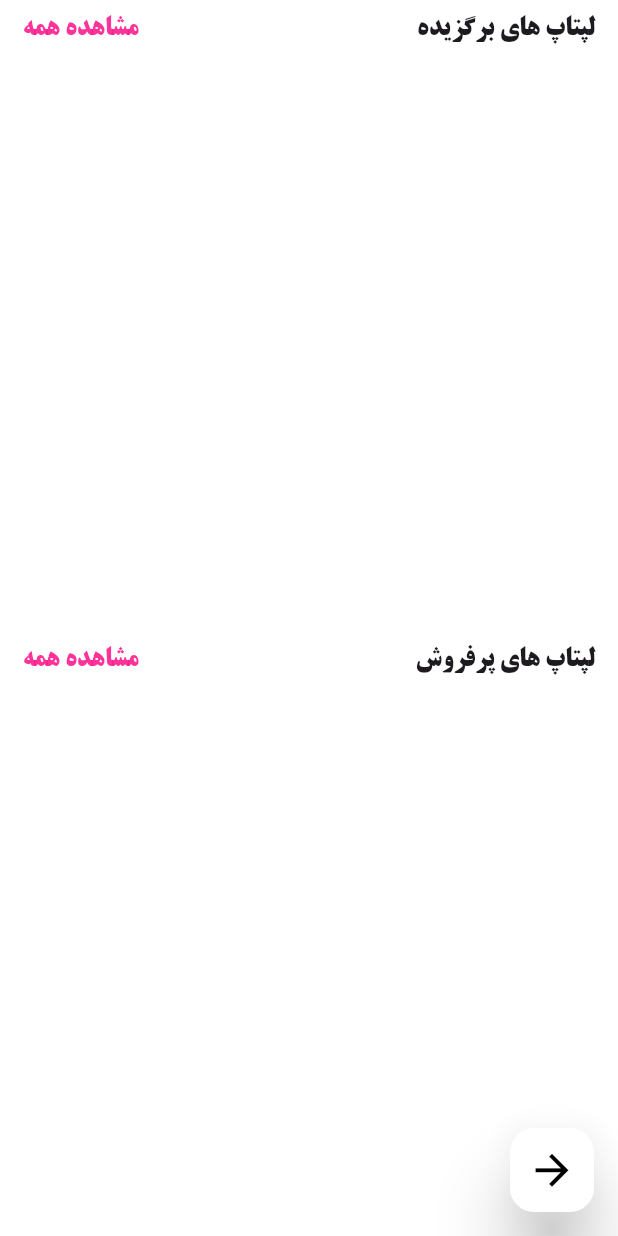
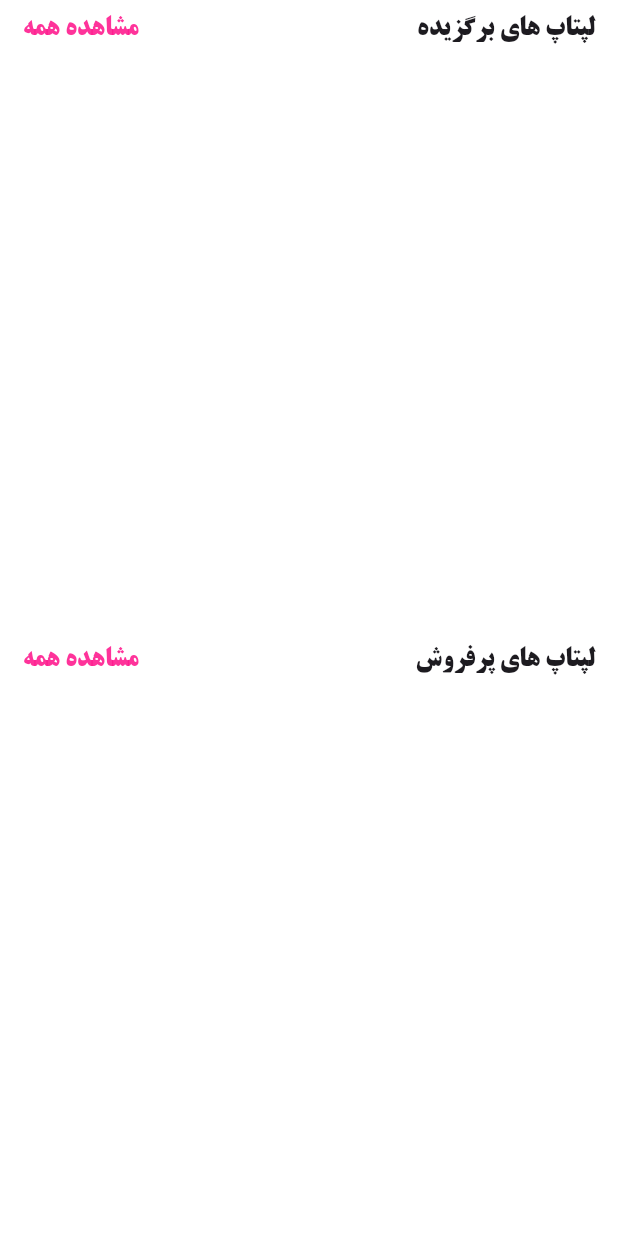
Before and after one commit to mahdi-o/digishop, a Flutter app: the HomeScreen widget shown alone on an empty page, opened directly with empty values, scrolled down 576 dp, on a phone screen of 412 x 824 dp. Run offline on Flutter 3.47's test engine with Material 3 defaults, Android fonts, the phone set to English and light mode, and no system bars; our stand-ins replace carousel_slider, curved_navigation_bar, dropdown_button2, get, shared_preferences and 1 more; missing offline and left inert: dart:ffi; accounts and stored records are empty.

```diff
--- a/lib/controller/basket_controller.dart
+++ b/lib/controller/basket_controller.dart
@@ -74,7 +74,7 @@ class BasketController extends GetxController {
           where: "nameBasket = ? AND deleteStatus=?", whereArgs: [nameBasket, 0]);
       var jam = res.isNotEmpty ? bas = Basket.fromJson(res.first) : Null;
       if (jam == Null) {
-        mySnackBar(true,true, 'این سبد خرید در سیستم موجود نمی باشد');
+        mySnackBar(true,false, 'این سبد خرید در سیستم موجود نمی باشد');
         return 0;
       }
       else {
@@ -94,7 +94,7 @@ class BasketController extends GetxController {
             where: "id=?",
             whereArgs: [bas.id]);
         await getDataFullBasket();
-        mySnackBar(true,true, 'اطلاعات سبد خرید با موفقیت ویرایش شد');
+        mySnackBar(true,false, 'اطلاعات سبد خرید با موفقیت ویرایش شد');
         return 1;
       }
     }
--- a/lib/main.dart
+++ b/lib/main.dart
@@ -13,6 +13,8 @@ class MyApp extends StatelessWidget {
   @override
   Widget build(BuildContext context) {
     return  GetMaterialApp(
+      transitionDuration: const Duration(milliseconds: 700),
+      defaultTransition: Transition.native,
       debugShowCheckedModeBanner: false,
       initialBinding: AppBinding(),
       initialRoute: AppRoutes.splash,
--- a/lib/screens/admin_home_screen.dart
+++ b/lib/screens/admin_home_screen.dart
@@ -305,6 +305,7 @@ class AdminHomeScreen extends GetView<HomeController> {
       floatingLocation: FloatingCustomButtons(),
       bottomNavigation: null,
       child: AdminBaseWidget(
+
         height: 280,
         color: Colors.grey.shade300,
         childWidget: Padding(
--- a/lib/screens/admin_invoice_create.dart
+++ b/lib/screens/admin_invoice_create.dart
@@ -8,8 +8,6 @@ import 'package:flutter/material.dart';
 import 'package:get/get.dart';
 import '../models/User.dart';
 import '../services/routes.dart';
-import '../widgets/custom_button.dart';
-import '../widgets/navbar_custom.dart';
 
 class AdminInvoiceCreate extends GetView<InvoiceController> {
    AdminInvoiceCreate({super.key});
--- a/lib/screens/home_screen.dart
+++ b/lib/screens/home_screen.dart
@@ -21,6 +21,7 @@ class HomeScreen extends GetView<HomeController> {
     size = MediaQuery.of(context).size;
     return Obx(
       ()=> BaseWidget(
+        floatingActionButton: false,
         color: Colors.white,
         bottomNavigation: null,
         appBar: null,
--- a/lib/widgets/base_widget.dart
+++ b/lib/widgets/base_widget.dart
@@ -11,6 +11,7 @@ class BaseWidget extends GetView {
       required this.appBar,
       required this.bottomNavigation,
        this.color,
+        this.floatingActionButton,
       this.floatingLocation,
        this.onPressed});
 
@@ -19,6 +20,7 @@ class BaseWidget extends GetView {
   final AppBar? appBar;
   final CurvedNavigationBar? bottomNavigation;
   final Color? color;
+  final bool? floatingActionButton;
   final FloatingActionButtonLocation? floatingLocation;
   final VoidCallback? onPressed;
 
@@ -30,7 +32,8 @@ class BaseWidget extends GetView {
         resizeToAvoidBottomInset: false,
         backgroundColor: color??Colors.white,
         appBar: appBar,
-        floatingActionButton: FloatingActionButton(
+        floatingActionButton:floatingActionButton==false?
+            Container():FloatingActionButton(
           onPressed: onPressed,
           elevation: 20,
           foregroundColor: Colors.black,
```
Also changed, not shown: lib/screens/admin_customer_create.dart (+70 -23 lines).
